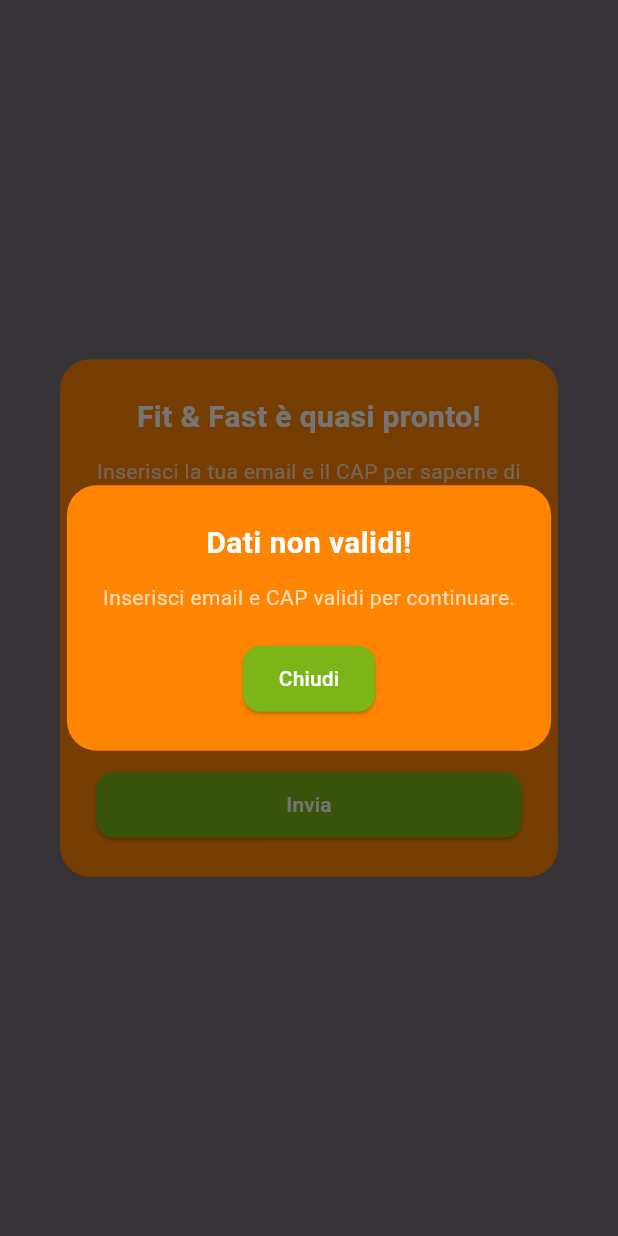
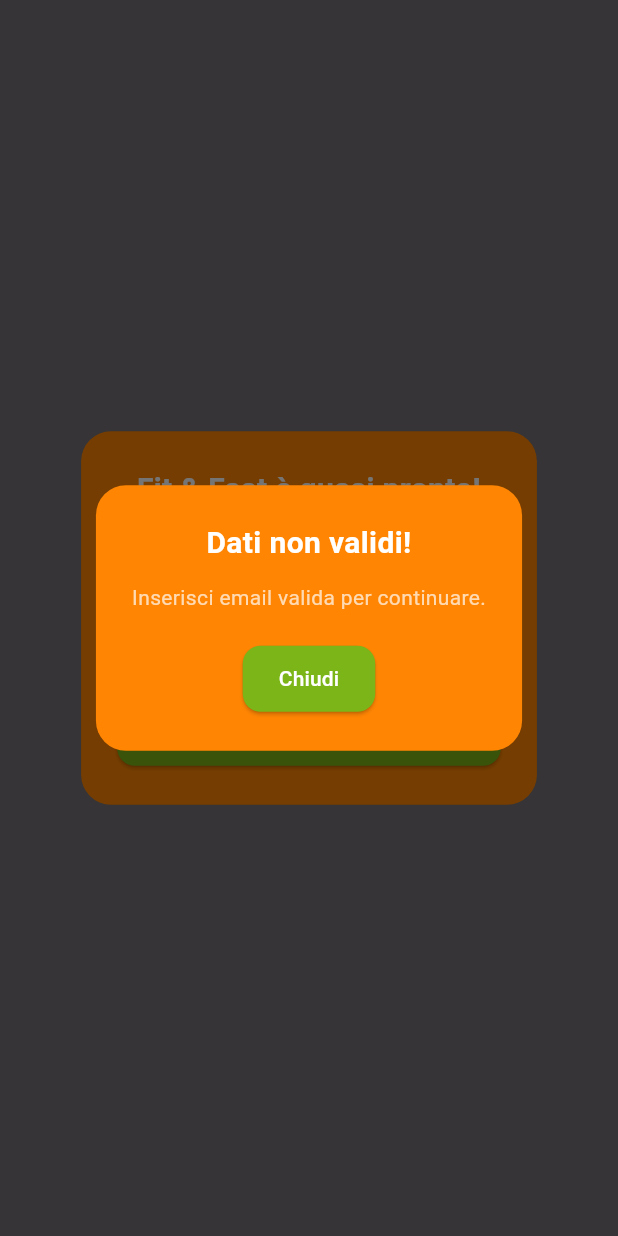
Before and after one commit to CASician/landing-mvp-ff, a Flutter app: what showEmailCapDialog() shows on an empty page, opened directly, after a tap on "Invia", on a phone screen of 412 x 824 dp. Run offline on Flutter 3.47's test engine with Material 3 defaults, Android fonts, the phone set to English and light mode, and no system bars; our stand-ins replace flutter_social_button, google_fonts.

Commit message:
Remove Cap from user input

```diff
--- a/lib/env.dart
+++ b/lib/env.dart
@@ -4,7 +4,9 @@
   static const String appTitle = "Fit&Fast";
   static const String title = "Sano come vuoi, veloce come serve";
   static const String subtitle = "Rivoluziona il modo di seguire la dieta fuori casa";
-  static const String sheetsApi = "https://script.google.com/macros/s/AKfycbz5zhjV9hqmz_lAMyDkC75j2-mSdW-d5GaN-Zbfb8fHfIsAglHBIkceVdS_nxoymcGXDw/exec";
+  // static const String sheetsApi = "https://script.google.com/macros/s/AKfycbz5zhjV9hqmz_lAMyDkC75j2-mSdW-d5GaN-Zbfb8fHfIsAglHBIkceVdS_nxoymcGXDw/exec";
+  // sopra è il vecchio url, sotto quello senza cap.
+  static const String sheetsApi = "https://script.google.com/macros/s/AKfycbwToJyzBlyhUCtrMuwU5UKCp87DcIhj_qloJspWz0i1Bof_8WTXGJpC3xpY6gV0-ueusg/exec";
   static const Color primaryColor = Color(0xFF7cb518);
   // static const Color secondaryColor = Color(0xFFf9a03f); // mio
   static const Color secondaryColor = Color(0xFFff8503);
--- a/lib/inserisci_email.dart
+++ b/lib/inserisci_email.dart
@@ -10,7 +10,7 @@
   final secondaryColor = Env.secondaryColor;
 
   final emailController = TextEditingController();
-  final capController = TextEditingController();
+  // final capController = TextEditingController();
 
   showDialog(
     context: context,
@@ -33,7 +33,7 @@
             ),
             const SizedBox(height: 12),
             Text(
-              'Inserisci la tua email e il CAP per saperne di più!',
+              'Inserisci la tua email per saperne di più!',
               style: const TextStyle(
                 fontSize: 14,
                 color: Colors.white70,
@@ -52,17 +52,17 @@
               keyboardType: TextInputType.emailAddress,
             ),
             const SizedBox(height: 12),
-            TextField(
-              controller: capController,
-              decoration: InputDecoration(
-                filled: true,
-                fillColor: Colors.white,
-                hintText: 'CAP',
-                border: OutlineInputBorder(borderRadius: BorderRadius.circular(12)),
-              ),
-              keyboardType: TextInputType.number,
-            ),
-            const SizedBox(height: 20),
+            // TextField(
+            //   controller: capController,
+            //   decoration: InputDecoration(
+            //     filled: true,
+            //     fillColor: Colors.white,
+            //     hintText: 'CAP',
+            //     border: OutlineInputBorder(borderRadius: BorderRadius.circular(12)),
+            //   ),
+            //   keyboardType: TextInputType.number,
+            // ),
+            // const SizedBox(height: 20),
             SizedBox(
               width: double.infinity,
               child: ElevatedButton(
@@ -73,12 +73,13 @@
                 ),
                 onPressed: () async {
                   final email = emailController.text.trim();
-                  final cap = capController.text.trim();
+                  // final cap = capController.text.trim();
 
                   final emailValid = RegExp(r"^[\w-\.]+@([\w-]+\.)+[\w-]{2,4}$").hasMatch(email);
-                  final capValid = RegExp(r"^\d{5}$").hasMatch(cap);
+                  // final capValid = RegExp(r"^\d{5}$").hasMatch(cap);
 
-                  if (emailValid && capValid) {
+                  // if (emailValid && capValid) {
+                  if (emailValid) {
                     // Mostra il dialog con la rotellina
                     showDialog(
                       context: context,
@@ -89,7 +90,8 @@
                     );
 
                     // Invio dati
-                    await sendDataToGoogleSheets(email, cap, context);
+                    // await sendDataToGoogleSheets(email, cap, context);
+                    await sendDataToGoogleSheets(email, context);
 
                     // Chiude la rotellina
                     Navigator.of(context, rootNavigator: true).pop();
@@ -167,7 +169,8 @@
                               ),
                               const SizedBox(height: 12),
                               const Text(
-                                'Inserisci email e CAP validi per continuare.',
+                                // 'Inserisci email e CAP validi per continuare.',
+                                'Inserisci email valida per continuare.',
                                 style: TextStyle(
                                   fontSize: 14,
                                   color: Colors.white70,
@@ -204,13 +207,15 @@
     },
   );
 }
-
-Future<void> sendDataToGoogleSheets(String email, String cap, context) async {
+// Future<void> sendDataToGoogleSheets(String email, String cap, context) async {
+Future<void> sendDataToGoogleSheets(String email, context) async {
   final Uri url = Uri.parse(Env.sheetsApi);
   final response = await http.post(
     url,
     headers: {'Content-Type': 'application/x-www-form-urlencoded'},
-    body: 'email=${Uri.encodeComponent(email)}&cap=${Uri.encodeComponent(cap)}',
+    // body: 'email=${Uri.encodeComponent(email)}&cap=${Uri.encodeComponent(cap)}',
+    body: 'email=${Uri.encodeComponent(email)}',
+
   );
 
   if (response.statusCode != 200) {
@@ -253,11 +258,13 @@
       },
     );
   } else {
-    log("Dati mandati! email:" + email + ", cap:" + cap);
+    // log("Dati mandati! email:" + email + ", cap:" + cap);
+    log("Dati mandati! email:" + email);
     await http.post(
       Uri.parse('https://ntfy.sh/fitandfast'),
       headers: {'Content-Type': 'text/plain'},
-      body: 'New entry: $email, $cap',
+      // body: 'New entry: $email, $cap',
+        body: 'New entry: $email',
     );
   }
 }
```
